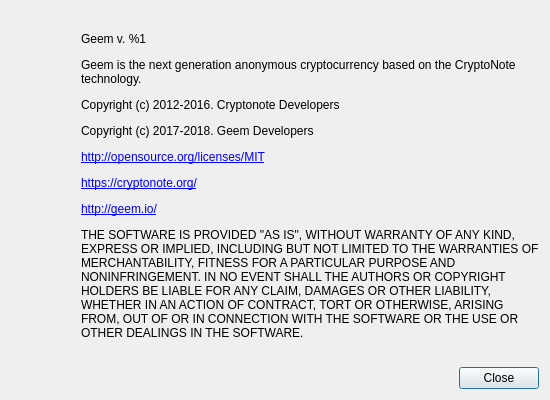
Qt form src/gui/ui/aboutdialog.ui (geemcoin/geemwallet) before a commit.
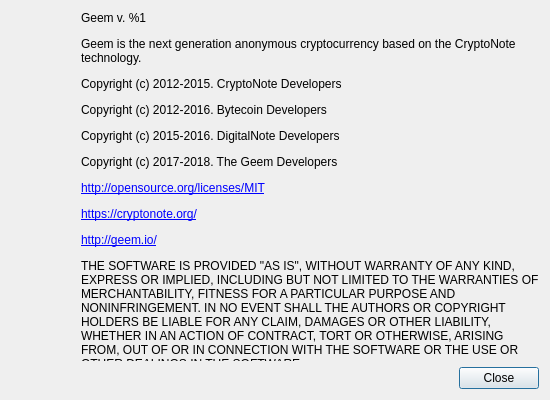
The same form after that commit. Icons and pictures are not drawn.

```diff
--- a/src/gui/ui/aboutdialog.ui
+++ b/src/gui/ui/aboutdialog.ui
@@ -98,7 +98,7 @@
         </size>
        </property>
        <property name="text">
-        <string>&lt;html&gt;&lt;head/&gt;&lt;body&gt;&lt;p&gt;Geem v. %1&lt;/p&gt;&lt;p&gt;Geem is the next generation anonymous cryptocurrency based on the CryptoNote technology.&lt;/p&gt;&lt;p&gt;Copyright (c) 2012-2016. Cryptonote Developers&lt;/p&gt;&lt;p&gt;&lt;/p&gt;&lt;p&gt;Copyright (c) 2017-2018. Geem Developers&lt;/p&gt;&lt;p&gt;&lt;a href=&quot;http://opensource.org/licenses/MIT&quot;&gt;&lt;span style=&quot; text-decoration: underline; color:#0000ff;&quot;&gt;http://opensource.org/licenses/MIT&lt;/span&gt;&lt;/a&gt;&lt;/p&gt;&lt;p&gt;&lt;a href=&quot;https://cryptonote.org/&quot;&gt;&lt;span style=&quot; text-decoration: underline; color:#0000ff;&quot;&gt;https://cryptonote.org/&lt;/span&gt;&lt;/a&gt;&lt;/p&gt;&lt;p&gt;&lt;a href=&quot;http://geem.io/&quot;&gt;&lt;span style=&quot; text-decoration: underline; color:#0000ff;&quot;&gt;http://geem.io/&lt;/span&gt;&lt;/a&gt;&lt;/p&gt;&lt;p&gt;THE SOFTWARE IS PROVIDED &amp;quot;AS IS&amp;quot;, WITHOUT WARRANTY OF ANY KIND, EXPRESS OR IMPLIED, INCLUDING BUT NOT LIMITED TO THE WARRANTIES OF MERCHANTABILITY, FITNESS FOR A PARTICULAR PURPOSE AND NONINFRINGEMENT. IN NO EVENT SHALL THE AUTHORS OR COPYRIGHT HOLDERS BE LIABLE FOR ANY CLAIM, DAMAGES OR OTHER LIABILITY, WHETHER IN AN ACTION OF CONTRACT, TORT OR OTHERWISE, ARISING FROM, OUT OF OR IN CONNECTION WITH THE SOFTWARE OR THE USE OR OTHER DEALINGS IN THE SOFTWARE.&lt;/p&gt;&lt;/body&gt;&lt;/html&gt;</string>
+        <string>&lt;html&gt;&lt;head/&gt;&lt;body&gt;&lt;p&gt;Geem v. %1&lt;/p&gt;&lt;p&gt;Geem is the next generation anonymous cryptocurrency based on the CryptoNote technology.&lt;/p&gt;&lt;p&gt;Copyright (c) 2012-2015. CryptoNote Developers&lt;/p&gt;&lt;p&gt;Copyright (c) 2012-2016. Bytecoin Developers&lt;/p&gt;&lt;p&gt;Copyright (c) 2015-2016. DigitalNote Developers&lt;/p&gt;&lt;p&gt;Copyright (c) 2017-2018. The Geem Developers&lt;/p&gt;&lt;p&gt;&lt;a href=&quot;http://opensource.org/licenses/MIT&quot;&gt;&lt;span style=&quot; text-decoration: underline; color:#0000ff;&quot;&gt;http://opensource.org/licenses/MIT&lt;/span&gt;&lt;/a&gt;&lt;/p&gt;&lt;p&gt;&lt;a href=&quot;https://cryptonote.org/&quot;&gt;&lt;span style=&quot; text-decoration: underline; color:#0000ff;&quot;&gt;https://cryptonote.org/&lt;/span&gt;&lt;/a&gt;&lt;/p&gt;&lt;p&gt;&lt;a href=&quot;http://geem.io/&quot;&gt;&lt;span style=&quot; text-decoration: underline; color:#0000ff;&quot;&gt;http://geem.io/&lt;/span&gt;&lt;/a&gt;&lt;/p&gt;&lt;p&gt;THE SOFTWARE IS PROVIDED &amp;quot;AS IS&amp;quot;, WITHOUT WARRANTY OF ANY KIND, EXPRESS OR IMPLIED, INCLUDING BUT NOT LIMITED TO THE WARRANTIES OF MERCHANTABILITY, FITNESS FOR A PARTICULAR PURPOSE AND NONINFRINGEMENT. IN NO EVENT SHALL THE AUTHORS OR COPYRIGHT HOLDERS BE LIABLE FOR ANY CLAIM, DAMAGES OR OTHER LIABILITY, WHETHER IN AN ACTION OF CONTRACT, TORT OR OTHERWISE, ARISING FROM, OUT OF OR IN CONNECTION WITH THE SOFTWARE OR THE USE OR OTHER DEALINGS IN THE SOFTWARE.&lt;/p&gt;&lt;/body&gt;&lt;/html&gt;</string>
        </property>
        <property name="textFormat">
         <enum>Qt::RichText</enum>
```
